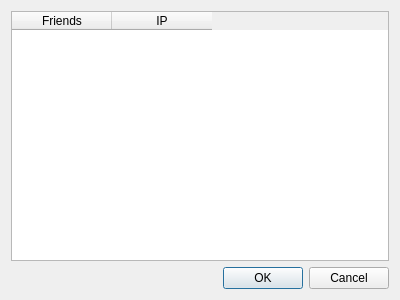
Old version of the form addmem.ui in the repository meng-zha/ChatBox.
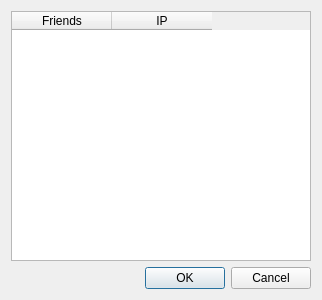
New version of the form.

```diff
--- a/addmem.ui
+++ b/addmem.ui
@@ -6,16 +6,40 @@
    <rect>
     <x>0</x>
     <y>0</y>
-    <width>400</width>
+    <width>322</width>
     <height>300</height>
    </rect>
   </property>
+  <property name="sizePolicy">
+   <sizepolicy hsizetype="Fixed" vsizetype="Fixed">
+    <horstretch>0</horstretch>
+    <verstretch>0</verstretch>
+   </sizepolicy>
+  </property>
+  <property name="maximumSize">
+   <size>
+    <width>322</width>
+    <height>16777215</height>
+   </size>
+  </property>
   <property name="windowTitle">
    <string>Dialog</string>
   </property>
   <layout class="QGridLayout" name="gridLayout">
    <item row="0" column="0">
     <widget class="QTableWidget" name="tableWidget">
+     <property name="sizePolicy">
+      <sizepolicy hsizetype="Fixed" vsizetype="Expanding">
+       <horstretch>0</horstretch>
+       <verstretch>0</verstretch>
+      </sizepolicy>
+     </property>
+     <property name="minimumSize">
+      <size>
+       <width>300</width>
+       <height>0</height>
+      </size>
+     </property>
      <column>
       <property name="text">
        <string>Friends</string>
```
